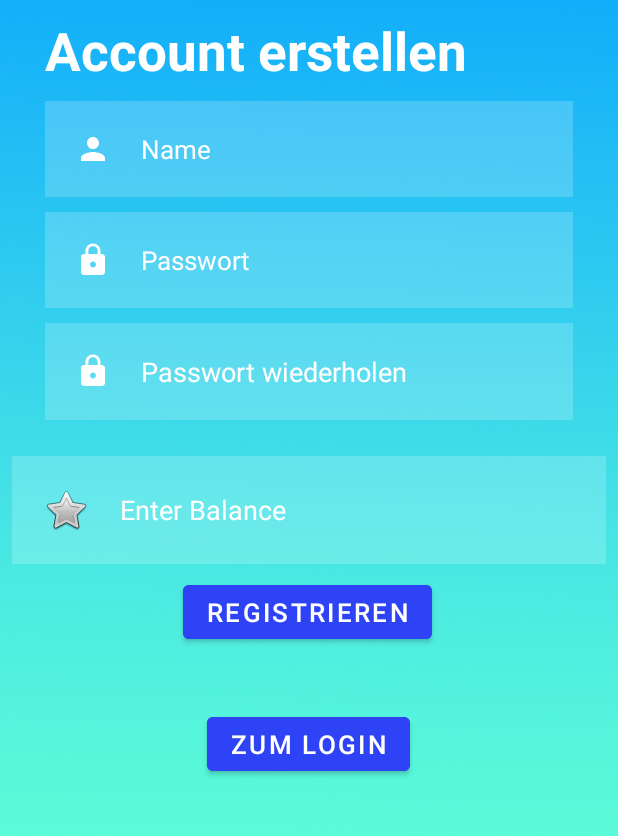
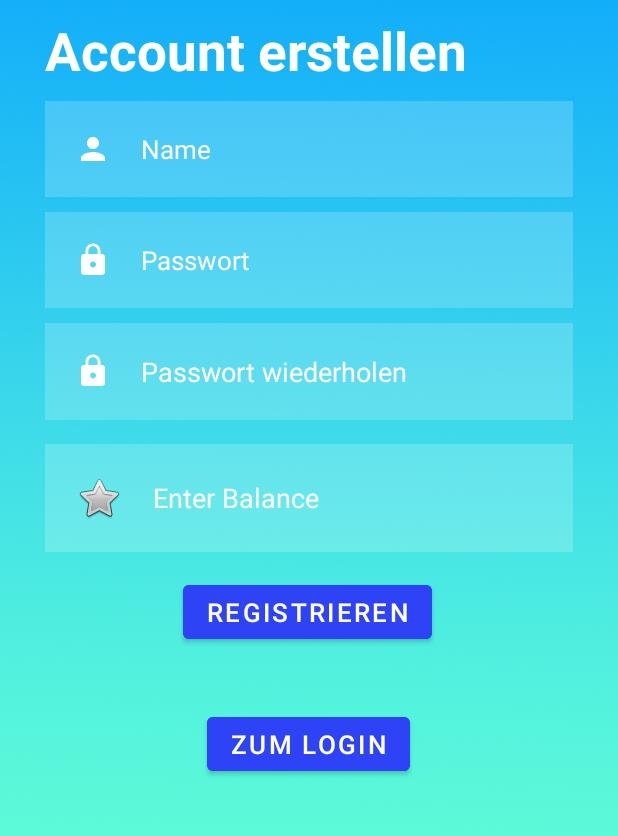
Before and after one commit to laurareimann/Finanztracker, an Android app: the RegisterActivity screen opened directly, with no data from a screen before it, after a tap on "REGISTRIEREN", on a phone screen of 412 x 824 dp, the part 315-1151 px from its top. Run offline under Robolectric (Android 15) with nearby library versions, the phone set to English and light mode, and no system bars; 1 statement that could not run was skipped.

Commit message:
DB User Balance wird nun gespeichert, XML Register tick schöner gemacht

```diff
--- a/app/src/main/java/com/example/testapp/RegisterActivity.java
+++ b/app/src/main/java/com/example/testapp/RegisterActivity.java
@@ -40,8 +40,11 @@ public class RegisterActivity extends AppCompatActivity {
                 String user = username.getText().toString();
                 String pass = password.getText().toString();
                 String pass_rep = password_rep.getText().toString();
-                // TODO: get Balace und in einem float speichern
-                float balance = Float.parseFloat(acc_balance.getText().toString());
+                // TODO: get Balance und in einem float speichern
+                //float balance = Float.parseFloat(acc_balance.getText().toString());
+                int balance = Integer.parseInt(acc_balance.getText().toString());
+                System.out.println(user);
+                System.out.println(pass);
                 System.out.println(balance);
                 String str_balance = acc_balance.getText().toString();
 
--- a/app/src/main/res/layout/activity_register.xml
+++ b/app/src/main/res/layout/activity_register.xml
@@ -99,19 +99,15 @@
 
 
     <!--  Balance Textfield -->
-
-    <!-- Register Button -->
-
-    <!-- Back to login Button -->
-
     <EditText
         android:id="@+id/txt_register_balance"
         android:layout_width="match_parent"
         android:layout_height="wrap_content"
         android:layout_below="@id/txt_register_password_rep"
-        android:layout_marginStart="8dp"
-        android:layout_marginEnd="8dp"
-        android:layout_marginBottom="8dp"
+        android:layout_marginStart="30dp"
+        android:layout_marginTop="10dp"
+        android:layout_marginEnd="30dp"
+        android:layout_marginBottom="10dp"
         android:background="#30ffffff"
         android:drawableLeft="@android:drawable/btn_star"
         android:drawablePadding="20dp"
@@ -123,7 +119,11 @@
         android:textColorHint="@color/white"
         app:layout_constraintBottom_toTopOf="@+id/btn_register_register"
         app:layout_constraintEnd_toEndOf="parent"
-        app:layout_constraintStart_toStartOf="parent" />
+        app:layout_constraintStart_toStartOf="parent"
+        app:layout_constraintTop_toBottomOf="@+id/txt_register_password_rep" />
+
+    <!-- Register Button -->
+
 
     <com.google.android.material.button.MaterialButton
         android:id="@+id/btn_register_register"
@@ -137,6 +137,8 @@
         app:layout_constraintLeft_toLeftOf="parent"
         app:layout_constraintRight_toRightOf="parent"
         app:layout_constraintTop_toBottomOf="@id/txt_register_password_rep" />
+
+    <!-- Back to login Button -->
 
     <com.google.android.material.button.MaterialButton
         android:id="@+id/btn_register_login"
```
Also changed, not shown: app/src/main/java/com/example/testapp/DB_user.java (+6 -3 lines).
